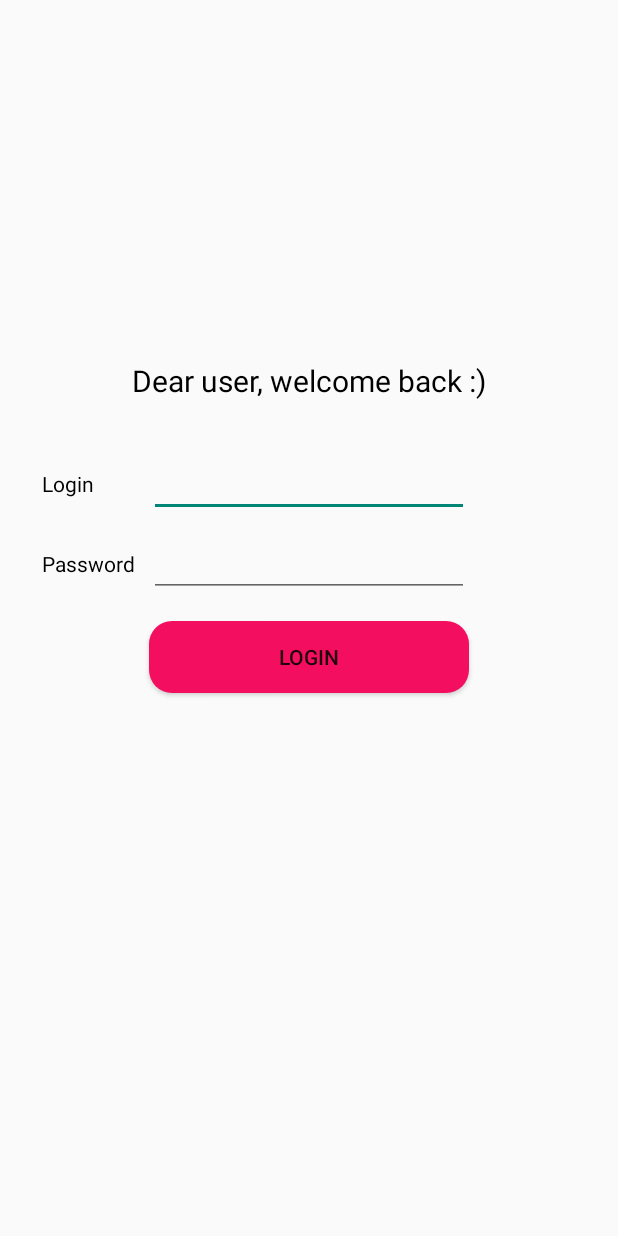
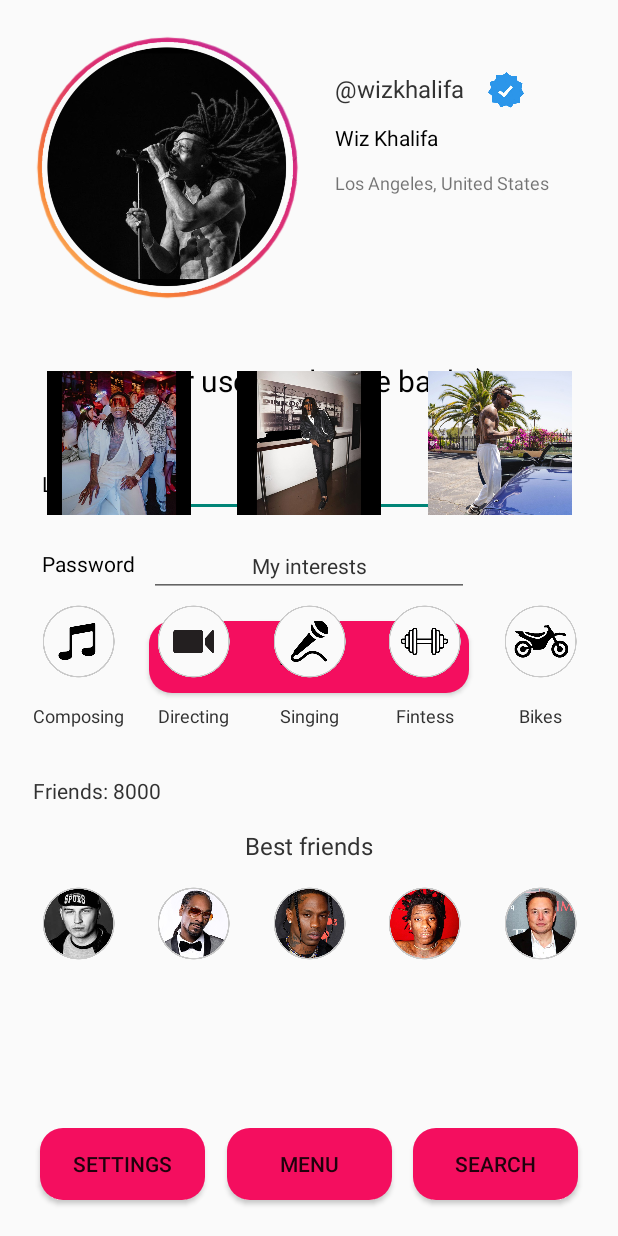
Before and after one commit to vdcast/Module_2_Lesson_3_hw_3, an Android app: the layout activity_main.xml on its own in the app's theme, with its tools: preview values and no code run, on a phone screen of 412 x 824 dp. Run offline under Robolectric (Android 15) with nearby library versions, the phone set to English and light mode, and no system bars.

```diff
--- a/app/src/main/java/com/example/module_2_lesson_3_hw_3/MainActivity.kt
+++ b/app/src/main/java/com/example/module_2_lesson_3_hw_3/MainActivity.kt
@@ -12,6 +12,8 @@ class MainActivity : AppCompatActivity() {
 
         val correctLogin = "vdcast"
         val correctPassword = "1234"
+
+        clProfilePage.visibility = View.GONE
 
         btLogin.setOnClickListener {
             if (etLogin.text.toString() == correctLogin){
--- a/app/src/main/res/layout/activity_main.xml
+++ b/app/src/main/res/layout/activity_main.xml
@@ -97,7 +97,7 @@
         android:id="@+id/clProfilePage"
         android:layout_width="match_parent"
         android:layout_height="match_parent"
-        android:visibility="gone"
+        android:visibility="visible"
         tools:layout_editor_absoluteY="431dp">
 
         <FrameLayout
```
